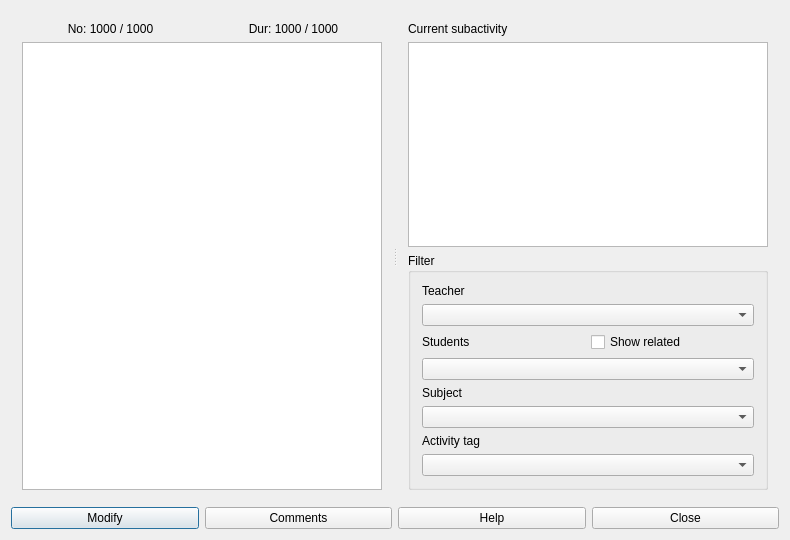
Qt form fet/src/interface/subactivitiesform_template.ui (vonmecheln/fet) before a commit.
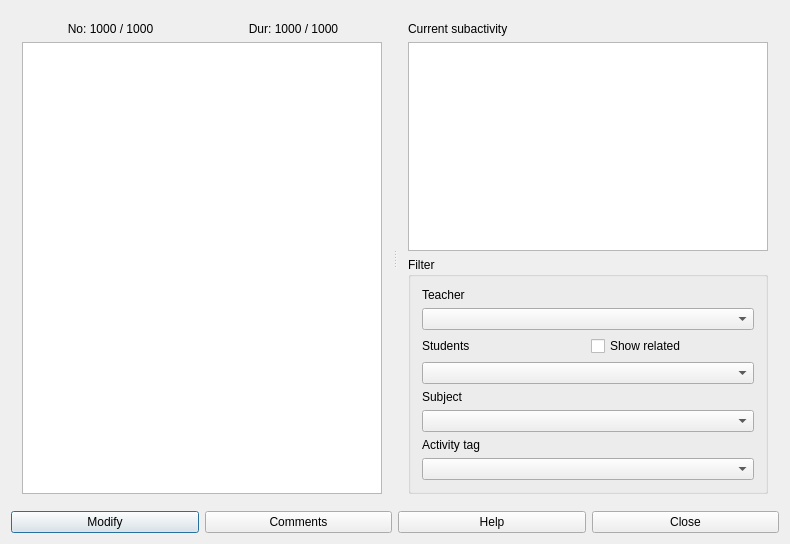
The same form after that commit.

Patch:
```diff
--- a/fet/src/interface/subactivitiesform_template.ui
+++ b/fet/src/interface/subactivitiesform_template.ui
@@ -7,7 +7,7 @@
     <x>0</x>
     <y>0</y>
     <width>790</width>
-    <height>540</height>
+    <height>544</height>
    </rect>
   </property>
   <property name="windowTitle">
```
Left out of the diff: 2 changed lines with no effect on the pictures.
